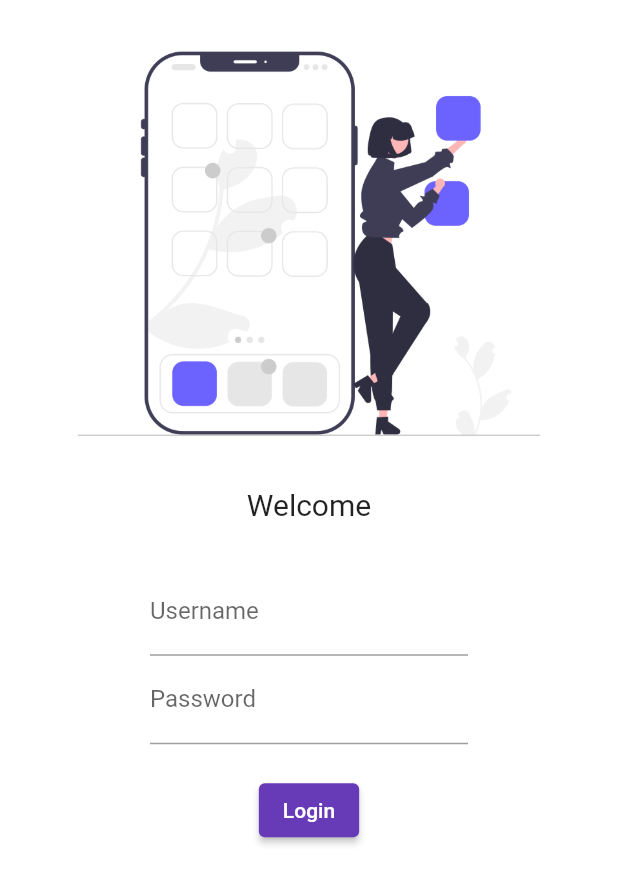
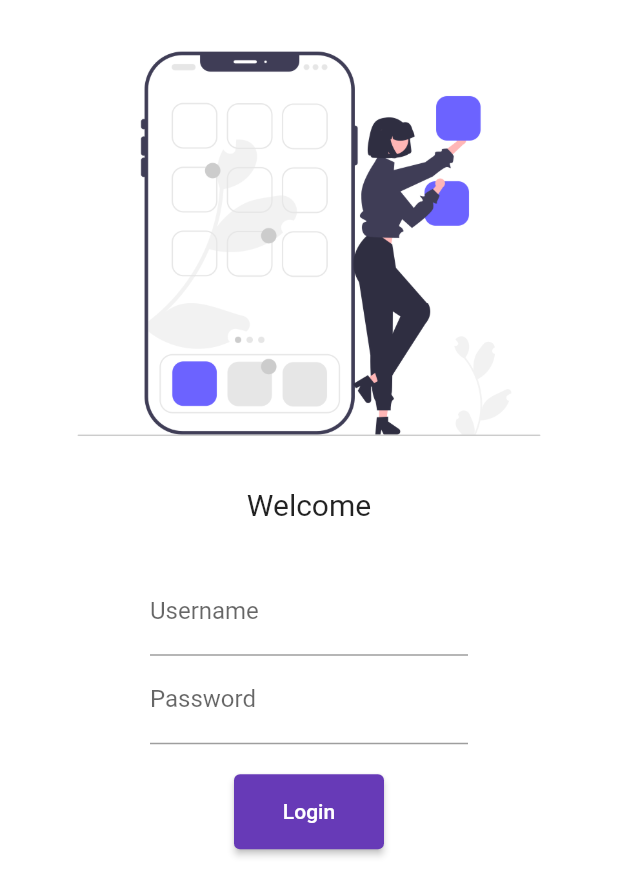
Before and after one commit to RakeshBhardwaj-coder/flutter_catalog, a Flutter app: the screen it shows after launch, on a phone screen of 412 x 824 dp. Shown: the top 896 px of the screen. Run offline on Flutter 3.47's test engine with Material 2 defaults, Android fonts, the phone set to English and light mode, and no system bars.

Commit message:
day five login page routeds for next page desinged

```diff
--- a/lib/main.dart
+++ b/lib/main.dart
@@ -1,6 +1,7 @@
 import 'package:flutter/material.dart';
 import 'package:flutter_catalog/pages/home_page.dart';
 import 'package:flutter_catalog/pages/login_page.dart';
+import 'package:flutter_catalog/pages/routes.dart';
 
 void main() {
   runApp(const MyApp());
@@ -38,17 +39,17 @@ class _MyHomePageState extends State<MyHomePage> {
   @override
   Widget build(BuildContext context) {
     return MaterialApp(
-
       themeMode: ThemeMode.light,
       theme: ThemeData(
         primarySwatch: Colors.deepPurple,
 
       ),
+
       initialRoute: "/login",
       routes: {
         "/" :(context) => const LoginPage(),
-        "/home":((context) => const HomePage()),
-        "/login":((context) => const LoginPage())
+        MyRoutes.homeRoute:((context) => const HomePage()),
+        MyRoutes.loginRoute:((context) => const LoginPage())
       },
     );
   }
--- a/lib/pages/login_page.dart
+++ b/lib/pages/login_page.dart
@@ -1,4 +1,5 @@
 import 'package:flutter/material.dart';
+import 'package:flutter_catalog/pages/routes.dart';
 // import 'package:google_fonts/google_fonts.dart';
 
 class LoginPage extends StatelessWidget {
@@ -8,6 +9,7 @@ class LoginPage extends StatelessWidget {
   Widget build(BuildContext context) {
     return Material(
         color: Colors.white,
+        child: SingleChildScrollView(
           child: Column(
             children: [
               Image.asset("assets/images/homePage.png"),
@@ -19,8 +21,8 @@ class LoginPage extends StatelessWidget {
                 height: 20,
               ),
               Padding(
-              padding:
-                  const EdgeInsets.symmetric(vertical: 10.0, horizontal: 100.0),
+                padding: const EdgeInsets.symmetric(
+                    vertical: 10.0, horizontal: 100.0),
                 child: Column(
                   children: [
                     TextFormField(
@@ -29,21 +31,25 @@ class LoginPage extends StatelessWidget {
                     ),
                     TextFormField(
                       decoration: const InputDecoration(
-                        labelText: "Password", hintText: "Enter Your Password"),
+                          labelText: "Password",
+                          hintText: "Enter Your Password"),
                     ),
                     const SizedBox(
                       height: 20,
                     ),
                     ElevatedButton(
                       onPressed: () {
-                      print("He");
+                        Navigator.pushNamed(context, MyRoutes.homeRoute);
                       },
                       child: const Text("Login"),
+                      style: TextButton.styleFrom(
+                          minimumSize: const Size(100, 50)),
                     )
                   ],
                 ),
               ),
             ],
+          ),
         ));
   }
 }
--- /dev/null
+++ b/lib/pages/routes.dart
@@ -0,0 +1,4 @@
+class MyRoutes {
+  static String homeRoute = "/home";
+  static String loginRoute = "/login";
+}
```
Lines whose indentation alone changed are shown as unchanged.
